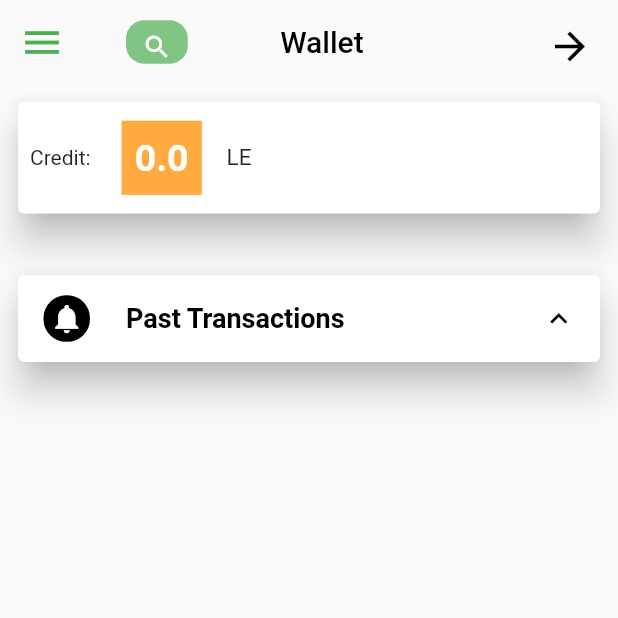
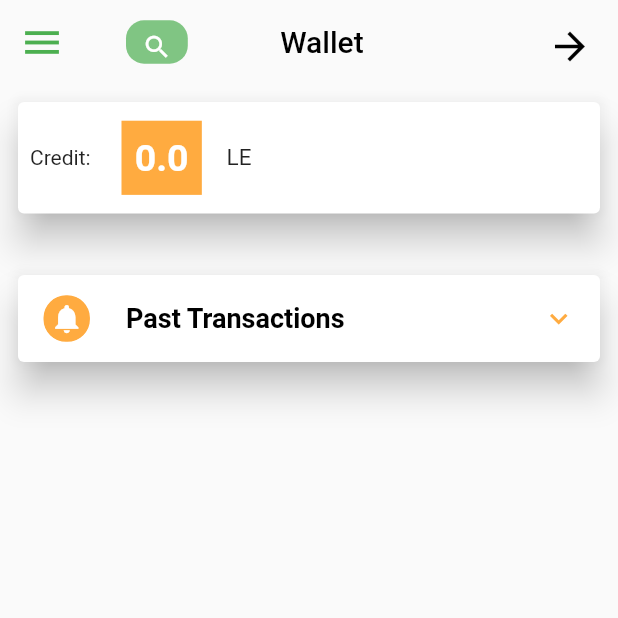
Before and after one commit to Shehab-adel/alhoda_shop, a Flutter app: the PointsScreen screen opened by its route, on a phone screen of 412 x 824 dp, the top half of it. Run offline on Flutter 3.47's test engine with Material 2 defaults, Android fonts, the phone set to English and light mode, and no system bars; our stand-ins replace badges, carousel_slider, font_awesome_flutter, get, smooth_page_indicator.

Commit message:
change icon

```diff
--- a/lib/view/widgets/wallet_screen/card_transaction_widget.dart
+++ b/lib/view/widgets/wallet_screen/card_transaction_widget.dart
@@ -26,7 +26,8 @@ class _CardTransactionWidgetState extends State<CardTransactionWidget> {
               height: size.height * 0.04,
               width: size.width * 0.08,
               decoration: BoxDecoration(
-                  color: isExpansionChanged ? Colors.orange : Colors.black,
+                  color:
+                      isExpansionChanged ? Colors.black : Colors.orangeAccent,
                   borderRadius: BorderRadius.circular(16),
                   border: Border.all(color: Colors.white)),
               child: const Icon(
@@ -40,9 +41,9 @@ class _CardTransactionWidgetState extends State<CardTransactionWidget> {
                 fontSize: 18, fontWeight: FontWeight.w600, color: Colors.black),
           ),
           trailing: Icon(
-            isExpansionChanged ? Icons.expand_more : Icons.expand_less,
+            isExpansionChanged ? Icons.expand_less : Icons.expand_more,
             size: 23,
-            color: isExpansionChanged ? Colors.orange : Colors.black,
+            color: isExpansionChanged ? Colors.black : Colors.orangeAccent,
           ),
           children: [
             SizedBox(
```
